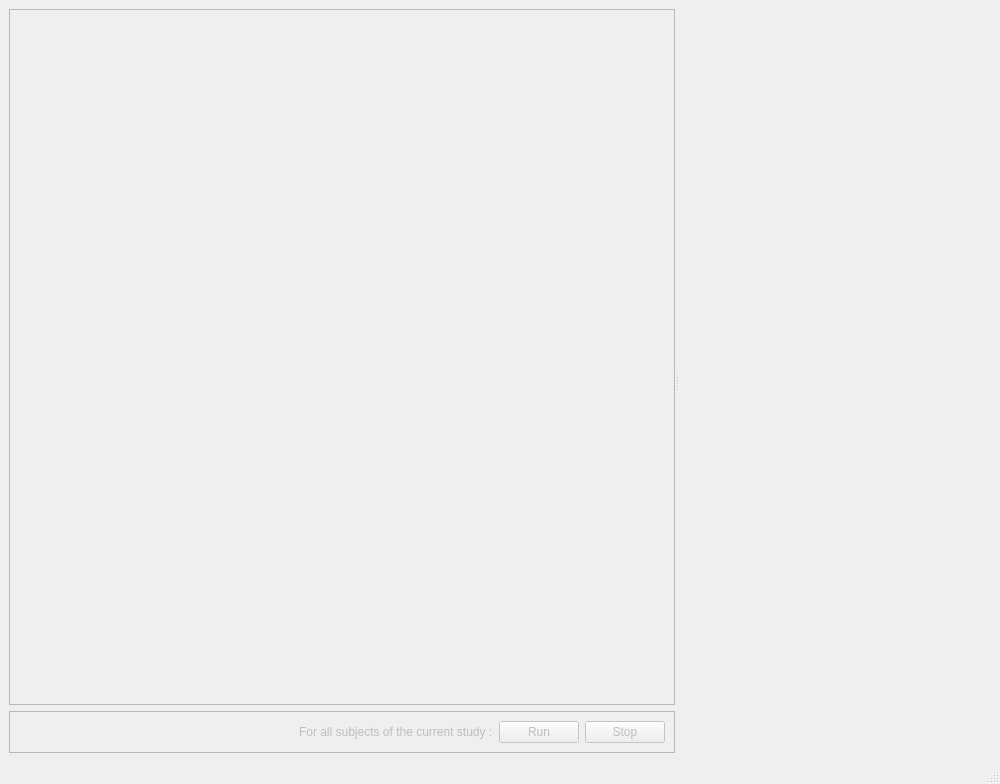
The window that morphologist/gui/ui/intra_analysis.ui (brainvisa/morphologist) describes before a commit, drawn with Qt 5.
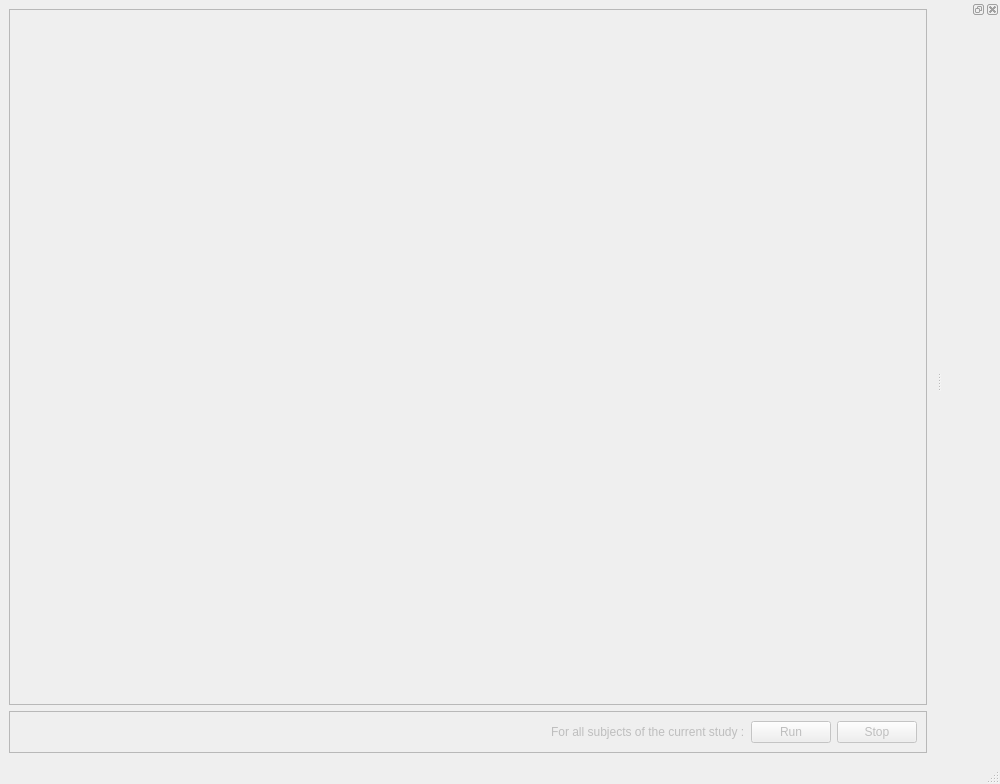
The same window after the commit.

Commit message: ENH: use a dock widget to embed the list of subjects

```diff
--- a/morphologist/gui/ui/intra_analysis.ui
+++ b/morphologist/gui/ui/intra_analysis.ui
@@ -19,11 +19,6 @@
   <widget class="QWidget" name="centralwidget">
    <layout class="QHBoxLayout" name="horizontalLayout_2">
     <item>
-     <widget class="QSplitter" name="splitter">
-      <property name="orientation">
-       <enum>Qt::Horizontal</enum>
-      </property>
-      <widget class="QWidget" name="layoutWidget">
        <layout class="QVBoxLayout" name="verticalLayout">
         <item>
          <widget class="QFrame" name="main_frame">
@@ -97,28 +92,6 @@
          </widget>
         </item>
        </layout>
-      </widget>
-      <widget class="QFrame" name="study_widget_wrapper">
-       <property name="sizePolicy">
-        <sizepolicy hsizetype="Maximum" vsizetype="Preferred">
-         <horstretch>0</horstretch>
-         <verstretch>0</verstretch>
-        </sizepolicy>
-       </property>
-       <property name="minimumSize">
-        <size>
-         <width>200</width>
-         <height>0</height>
-        </size>
-       </property>
-       <property name="frameShape">
-        <enum>QFrame::NoFrame</enum>
-       </property>
-       <property name="frameShadow">
-        <enum>QFrame::Raised</enum>
-       </property>
-      </widget>
-     </widget>
     </item>
    </layout>
   </widget>
@@ -133,6 +106,12 @@
    </property>
   </widget>
   <widget class="QStatusBar" name="statusbar"/>
+  <widget class="QDockWidget" name="study_widget_dock">
+   <attribute name="dockWidgetArea">
+    <number>2</number>
+   </attribute>
+   <widget class="QWidget" name="dockWidgetContents"/>
+  </widget>
  </widget>
  <resources/>
  <connections/>
```
Left out of the diff: 2 changed lines with no effect on the pictures. Lines whose indentation alone changed are shown as unchanged. The commit also changes 1 other file.
